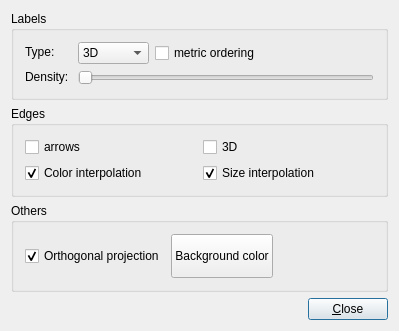
First picture: the form in library/tulip-qt/designer/RenderingParametersDialog.ui, repository vadivelselvaraj/TulipGLImprovement, before the edit.
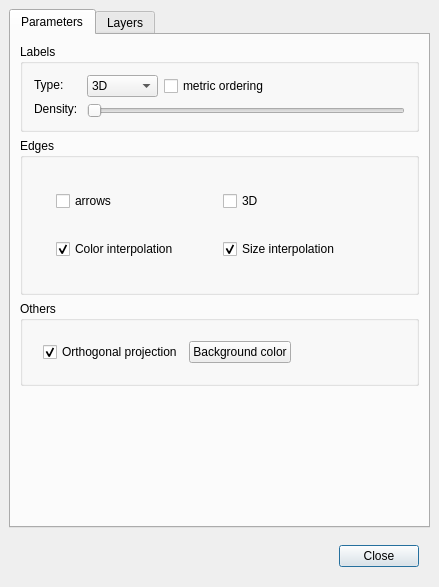
Second picture: the form after the edit.

Commit message: - merge LayerManager with RenderingParameters - Create RenderingParamtersDialog file

The edit to the form file:
```diff
--- a/library/tulip-qt/designer/RenderingParametersDialog.ui
+++ b/library/tulip-qt/designer/RenderingParametersDialog.ui
@@ -5,8 +5,8 @@
    <rect>
     <x>0</x>
     <y>0</y>
-    <width>399</width>
-    <height>331</height>
+    <width>439</width>
+    <height>587</height>
    </rect>
   </property>
   <property name="windowTitle" >
@@ -16,18 +16,72 @@
    <bool>false</bool>
   </property>
   <layout class="QGridLayout" >
+   <property name="margin" >
+    <number>9</number>
+   </property>
+   <property name="spacing" >
+    <number>6</number>
+   </property>
+   <item row="0" column="0" >
+    <widget class="QTabWidget" name="tabWidget" >
+     <property name="currentIndex" >
+      <number>0</number>
+     </property>
+     <widget class="QWidget" name="tab" >
+      <attribute name="title" >
+       <string>Parameters</string>
+      </attribute>
+      <layout class="QGridLayout" >
+       <property name="margin" >
+        <number>9</number>
+       </property>
+       <property name="spacing" >
+        <number>6</number>
+       </property>
    <item row="0" column="0" >
     <layout class="QVBoxLayout" >
+         <property name="margin" >
+          <number>0</number>
+         </property>
+         <property name="spacing" >
+          <number>6</number>
+         </property>
      <item>
       <widget class="QGroupBox" name="labels" >
+           <property name="sizePolicy" >
+            <sizepolicy>
+             <hsizetype>5</hsizetype>
+             <vsizetype>0</vsizetype>
+             <horstretch>0</horstretch>
+             <verstretch>0</verstretch>
+            </sizepolicy>
+           </property>
        <property name="title" >
         <string>Labels</string>
        </property>
        <layout class="QGridLayout" >
+            <property name="margin" >
+             <number>11</number>
+            </property>
+            <property name="spacing" >
+             <number>6</number>
+            </property>
         <item row="0" column="0" >
          <layout class="QHBoxLayout" >
+              <property name="margin" >
+               <number>0</number>
+              </property>
+              <property name="spacing" >
+               <number>6</number>
+              </property>
           <item>
            <layout class="QVBoxLayout" >
+                <property name="margin" >
+                 <number>0</number>
+                </property>
+                <property name="spacing" >
+                 <number>6</number>
+                </property>
             <item>
              <widget class="QLabel" name="fontType" >
               <property name="text" >
@@ -52,14 +106,34 @@
           </item>
           <item>
            <layout class="QVBoxLayout" >
+                <property name="margin" >
+                 <number>0</number>
+                </property>
+                <property name="spacing" >
+                 <number>6</number>
+                </property>
             <item>
              <layout class="QHBoxLayout" >
+                  <property name="margin" >
+                   <number>0</number>
+                  </property>
+                  <property name="spacing" >
+                   <number>6</number>
+                  </property>
               <item>
                <layout class="QVBoxLayout" >
+                    <property name="margin" >
+                     <number>0</number>
+                    </property>
+                    <property name="spacing" >
+                     <number>6</number>
+                    </property>
                 <item>
                  <widget class="QComboBox" name="fonts" >
                   <property name="sizePolicy" >
-                   <sizepolicy vsizetype="Preferred" hsizetype="Minimum" >
+                       <sizepolicy>
+                        <hsizetype>0</hsizetype>
+                        <vsizetype>0</vsizetype>
                     <horstretch>0</horstretch>
                     <verstretch>0</verstretch>
                    </sizepolicy>
@@ -88,8 +162,20 @@
               </item>
               <item>
                <layout class="QVBoxLayout" >
+                    <property name="margin" >
+                     <number>0</number>
+                    </property>
+                    <property name="spacing" >
+                     <number>6</number>
+                    </property>
                 <item>
                  <layout class="QHBoxLayout" >
+                      <property name="margin" >
+                       <number>0</number>
+                      </property>
+                      <property name="spacing" >
+                       <number>6</number>
+                      </property>
                   <item>
                    <widget class="QCheckBox" name="ordering" >
                     <property name="focusPolicy" >
@@ -128,7 +214,9 @@
             <item>
              <widget class="QSlider" name="density" >
               <property name="sizePolicy" >
-               <sizepolicy vsizetype="Preferred" hsizetype="Expanding" >
+                   <sizepolicy>
+                    <hsizetype>5</hsizetype>
+                    <vsizetype>0</vsizetype>
                 <horstretch>0</horstretch>
                 <verstretch>0</verstretch>
                </sizepolicy>
@@ -147,14 +235,40 @@
      </item>
      <item>
       <widget class="QGroupBox" name="edgesGroup" >
+           <property name="sizePolicy" >
+            <sizepolicy>
+             <hsizetype>5</hsizetype>
+             <vsizetype>0</vsizetype>
+             <horstretch>0</horstretch>
+             <verstretch>0</verstretch>
+            </sizepolicy>
+           </property>
        <property name="title" >
         <string>Edges</string>
        </property>
        <layout class="QGridLayout" >
+            <property name="margin" >
+             <number>11</number>
+            </property>
+            <property name="spacing" >
+             <number>6</number>
+            </property>
         <item row="0" column="0" >
          <layout class="QVBoxLayout" >
+              <property name="margin" >
+               <number>11</number>
+              </property>
+              <property name="spacing" >
+               <number>6</number>
+              </property>
           <item>
            <layout class="QHBoxLayout" >
+                <property name="margin" >
+                 <number>11</number>
+                </property>
+                <property name="spacing" >
+                 <number>6</number>
+                </property>
             <item>
              <widget class="QCheckBox" name="arrows" >
               <property name="focusPolicy" >
@@ -185,6 +299,12 @@
           </item>
           <item>
            <layout class="QHBoxLayout" >
+                <property name="margin" >
+                 <number>11</number>
+                </property>
+                <property name="spacing" >
+                 <number>6</number>
+                </property>
             <item>
              <widget class="QCheckBox" name="colorInterpolation" >
               <property name="focusPolicy" >
@@ -225,13 +345,25 @@
       </widget>
      </item>
      <item>
-      <widget class="QGroupBox" name="others" >
+          <widget class="QGroupBox" name="groupBox" >
        <property name="title" >
         <string>Others</string>
        </property>
        <layout class="QGridLayout" >
+            <property name="margin" >
+             <number>9</number>
+            </property>
+            <property name="spacing" >
+             <number>6</number>
+            </property>
         <item row="0" column="0" >
          <layout class="QHBoxLayout" >
+              <property name="margin" >
+               <number>11</number>
+              </property>
+              <property name="spacing" >
+               <number>6</number>
+              </property>
           <item>
            <widget class="QCheckBox" name="orthogonal" >
             <property name="focusPolicy" >
@@ -248,7 +380,9 @@
           <item>
            <widget class="QPushButton" name="background" >
             <property name="sizePolicy" >
-             <sizepolicy vsizetype="Preferred" hsizetype="Preferred" >
+                 <sizepolicy>
+                  <hsizetype>0</hsizetype>
+                  <vsizetype>0</vsizetype>
               <horstretch>0</horstretch>
               <verstretch>0</verstretch>
              </sizepolicy>
@@ -283,33 +417,83 @@
       </widget>
      </item>
      <item>
-      <layout class="QHBoxLayout" >
-       <property name="spacing" >
-        <number>6</number>
-       </property>
-       <property name="leftMargin" >
-        <number>0</number>
-       </property>
-       <property name="topMargin" >
-        <number>0</number>
-       </property>
-       <property name="rightMargin" >
-        <number>0</number>
-       </property>
-       <property name="bottomMargin" >
-        <number>0</number>
-       </property>
-       <item>
         <spacer>
          <property name="orientation" >
-          <enum>Qt::Horizontal</enum>
-         </property>
-         <property name="sizeType" >
-          <enum>QSizePolicy::Expanding</enum>
+            <enum>Qt::Vertical</enum>
          </property>
          <property name="sizeHint" >
           <size>
            <width>20</width>
+             <height>40</height>
+            </size>
+           </property>
+          </spacer>
+         </item>
+        </layout>
+       </item>
+      </layout>
+     </widget>
+     <widget class="QWidget" name="tab_2" >
+      <attribute name="title" >
+       <string>Layers</string>
+      </attribute>
+      <layout class="QGridLayout" >
+       <property name="margin" >
+        <number>9</number>
+       </property>
+       <property name="spacing" >
+        <number>6</number>
+       </property>
+       <item row="0" column="0" >
+        <widget class="QTreeWidget" name="treeWidget" >
+         <property name="sizePolicy" >
+          <sizepolicy>
+           <hsizetype>5</hsizetype>
+           <vsizetype>5</vsizetype>
+           <horstretch>0</horstretch>
+           <verstretch>0</verstretch>
+          </sizepolicy>
+         </property>
+         <property name="columnCount" >
+          <number>3</number>
+         </property>
+         <column>
+          <property name="text" >
+           <string/>
+          </property>
+         </column>
+         <column>
+          <property name="text" >
+           <string>Visibility</string>
+          </property>
+         </column>
+         <column>
+          <property name="text" >
+           <string>Stencil</string>
+          </property>
+         </column>
+        </widget>
+       </item>
+      </layout>
+     </widget>
+    </widget>
+   </item>
+   <item row="1" column="0" >
+    <layout class="QHBoxLayout" >
+     <property name="margin" >
+      <number>11</number>
+     </property>
+     <property name="spacing" >
+      <number>6</number>
+     </property>
+     <item>
+      <spacer>
+       <property name="orientation" >
+        <enum>Qt::Horizontal</enum>
+       </property>
+       <property name="sizeHint" >
+        <size>
+         <width>40</width>
            <height>20</height>
           </size>
          </property>
@@ -318,13 +502,7 @@
        <item>
         <widget class="QPushButton" name="buttonClose" >
          <property name="text" >
-          <string>&amp;Close</string>
-         </property>
-         <property name="shortcut" >
-          <string>Alt+C</string>
-         </property>
-         <property name="autoDefault" >
-          <bool>true</bool>
+        <string>Close</string>
          </property>
          <property name="default" >
           <bool>true</bool>
@@ -334,8 +512,6 @@
       </layout>
      </item>
     </layout>
-   </item>
-  </layout>
  </widget>
  <layoutdefault spacing="6" margin="11" />
  <resources/>
```
Left out of the diff: 40 changed lines with no effect on the pictures. Lines whose indentation alone changed are shown as unchanged. The commit also changes 11 other files.
